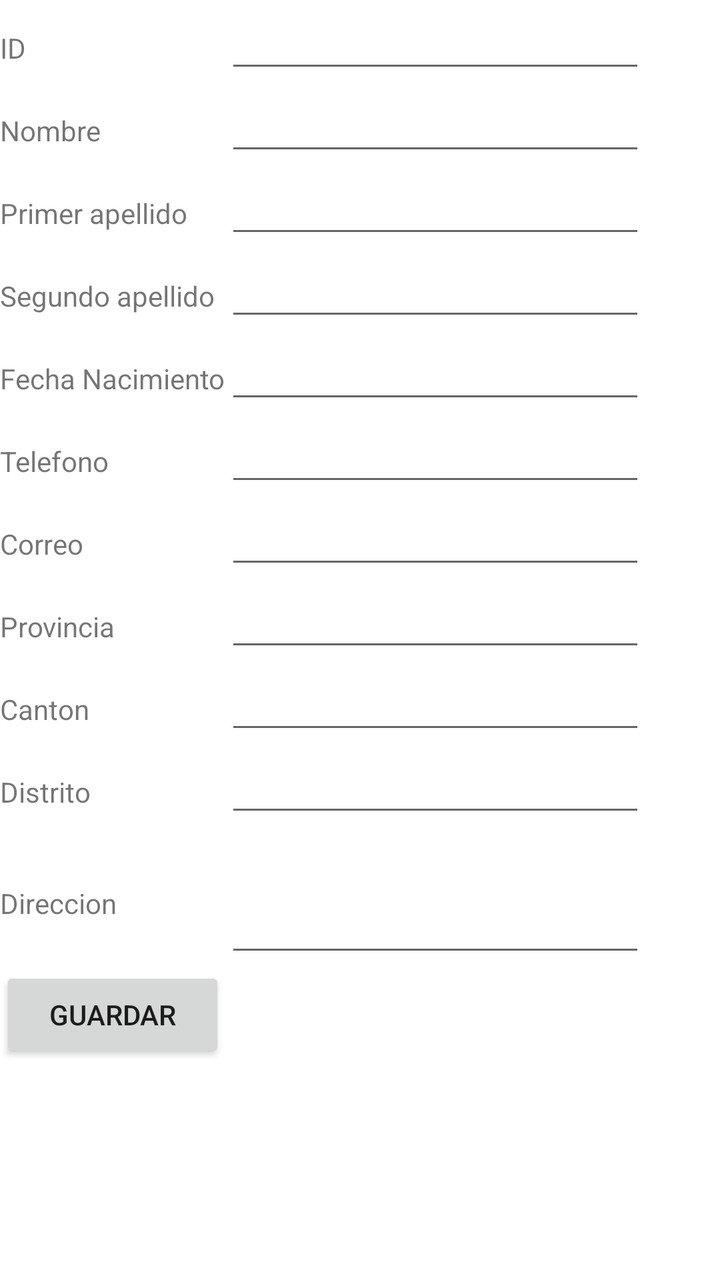
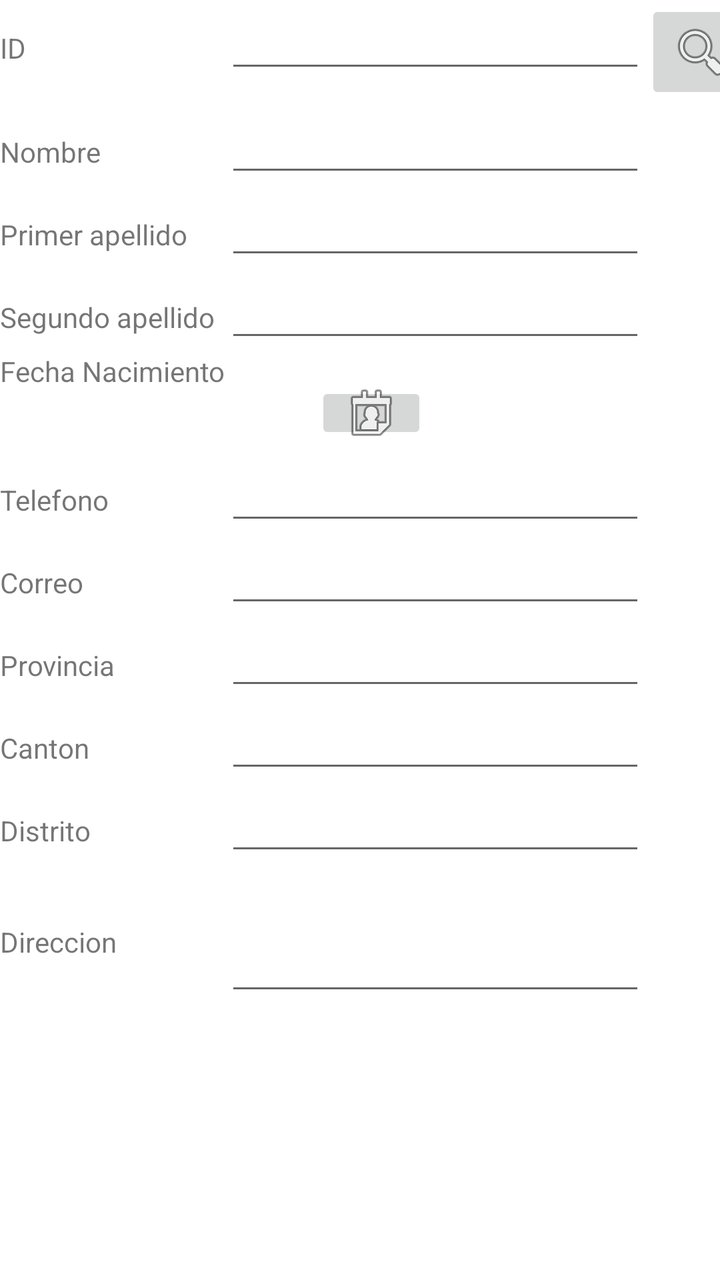

Two renders of the same Android screen: before a commit and after it. Below are the layout's source before the change and the commit's diff.
<!-- AndroidManifest.xml: application theme Theme.Census -->
<!-- res/layout/activity_person.xml -->
<?xml version="1.0" encoding="utf-8"?>
<androidx.constraintlayout.widget.ConstraintLayout xmlns:android="http://schemas.android.com/apk/res/android"
    xmlns:app="http://schemas.android.com/apk/res-auto"
    xmlns:tools="http://schemas.android.com/tools"
    android:id="@+id/main"
    android:layout_width="match_parent"
    android:layout_height="match_parent"
    tools:context=".PersonActivity">

    <TableLayout
        android:layout_width="409dp"
        android:layout_height="729dp"
        tools:layout_editor_absoluteX="1dp"
        tools:layout_editor_absoluteY="1dp">

        <TableRow
            android:layout_width="match_parent"
            android:layout_height="match_parent" >

            <TextView
                android:id="@+id/textView"
                android:layout_width="wrap_content"
                android:layout_height="wrap_content"
                android:text="@string/TextID" />

            <EditText
                android:id="@+id/TxtId_Person"
                android:layout_width="wrap_content"
                android:layout_height="wrap_content"
                android:ems="10"
                android:inputType="text" />

        </TableRow>

        <TableRow
            android:layout_width="match_parent"
            android:layout_height="match_parent" >

            <TextView
                android:id="@+id/textView2"
                android:layout_width="wrap_content"
                android:layout_height="wrap_content"
                android:text="@string/TextName" />

            <EditText
                android:id="@+id/TxtName_Person"
                android:layout_width="wrap_content"
                android:layout_height="wrap_content"
                android:ems="10"
                android:inputType="text" />

        </TableRow>

        <TableRow
            android:layout_width="match_parent"
            android:layout_height="match_parent" >

            <TextView
                android:id="@+id/textView3"
                android:layout_width="wrap_content"
                android:layout_height="wrap_content"
                android:text="@string/TextLastName" />

            <EditText
                android:id="@+id/TxtLastName_Person"
                android:layout_width="wrap_content"
                android:layout_height="wrap_content"
                android:ems="10"
                android:inputType="text" />

        </TableRow>

        <TableRow
            android:layout_width="match_parent"
            android:layout_height="match_parent" >

            <TextView
                android:id="@+id/textView4"
                android:layout_width="wrap_content"
                android:layout_height="wrap_content"
                android:text="@string/TextSLastName" />

            <EditText
                android:id="@+id/TxtSLastName_Person"
                android:layout_width="wrap_content"
                android:layout_height="wrap_content"
                android:ems="10"
                android:inputType="text" />

        </TableRow>

        <TableRow
            android:layout_width="match_parent"
            android:layout_height="match_parent">

            <TextView
                android:id="@+id/textView11"
                android:layout_width="wrap_content"
                android:layout_height="wrap_content"
                android:text="@string/TextBirthdate" />

            <EditText
                android:id="@+id/TxtBirthdate_Person"
                android:layout_width="wrap_content"
                android:layout_height="wrap_content"
                android:ems="10"
                android:inputType="text" />
        </TableRow>

        <TableRow
            android:layout_width="match_parent"
            android:layout_height="match_parent" >

            <TextView
                android:id="@+id/textView5"
                android:layout_width="wrap_content"
                android:layout_height="wrap_content"
                android:text="@string/TextPhone" />

            <EditText
                android:id="@+id/TxtPhone_Person"
                android:layout_width="wrap_content"
                android:layout_height="wrap_content"
                android:ems="10"
                android:inputType="text" />

        </TableRow>

        <TableRow
            android:layout_width="match_parent"
            android:layout_height="match_parent" >

            <TextView
                android:layout_width="wrap_content"
                android:layout_height="wrap_content"
                android:text="@string/TextEmail" />

            <EditText
                android:id="@+id/TxtEmail_Person"
                android:layout_width="wrap_content"
                android:layout_height="wrap_content"
                android:ems="10"
                android:inputType="text" />

        </TableRow>

        <TableRow
            android:layout_width="match_parent"
            android:layout_height="match_parent" >

            <TextView
                android:id="@+id/textView7"
                android:layout_width="wrap_content"
                android:layout_height="wrap_content"
                android:text="@string/TextProvince" />

            <EditText
                android:id="@+id/TxtProvince_Person"
                android:layout_width="wrap_content"
                android:layout_height="wrap_content"
                android:ems="10"
                android:inputType="text" />
        </TableRow>

        <TableRow
            android:layout_width="match_parent"
            android:layout_height="match_parent" >

            <TextView
                android:id="@+id/textView8"
                android:layout_width="wrap_content"
                android:layout_height="wrap_content"
                android:text="@string/TextState" />

            <EditText
                android:id="@+id/TxtState_Person"
                android:layout_width="wrap_content"
                android:layout_height="wrap_content"
                android:ems="10"
                android:inputType="text" />
        </TableRow>

        <TableRow
            android:layout_width="match_parent"
            android:layout_height="match_parent" >

            <TextView
                android:id="@+id/textView9"
                android:layout_width="wrap_content"
                android:layout_height="wrap_content"
                android:text="@string/TextDistrict" />

            <EditText
                android:id="@+id/TxtDistrict_Person"
                android:layout_width="wrap_content"
                android:layout_height="wrap_content"
                android:ems="10"
                android:inputType="text" />
        </TableRow>

        <TableRow
            android:layout_width="match_parent"
            android:layout_height="match_parent" >

            <TextView
                android:id="@+id/textView10"
                android:layout_width="wrap_content"
                android:layout_height="wrap_content"
                android:text="@string/TextAddress" />

            <EditText
                android:id="@+id/TxtAddress_Person"
                android:layout_width="wrap_content"
                android:layout_height="70dp"
                android:ems="10"
                android:inputType="text" />
        </TableRow>

        <TableRow
            android:layout_width="match_parent"
            android:layout_height="match_parent" >

            <Button
                android:id="@+id/btnSave_person"
                android:layout_width="wrap_content"
                android:layout_height="wrap_content"
                android:text="Guardar" />
        </TableRow>
    </TableLayout>
</androidx.constraintlayout.widget.ConstraintLayout>
<!-- resources referenced by this layout -->
<resources>
  <string name="TextAddress">Direccion</string>
  <string name="TextBirthdate">Fecha Nacimiento</string>
  <string name="TextDistrict">Distrito</string>
  <string name="TextEmail">Correo</string>
  <string name="TextID">ID</string>
  <string name="TextLastName">Primer apellido</string>
  <string name="TextName">Nombre</string>
  <string name="TextPhone">Telefono</string>
  <string name="TextProvince">Provincia</string>
  <string name="TextSLastName">Segundo apellido</string>
  <string name="TextState">Canton</string>
  <style name="Theme.Census" parent="Base.Theme.Census" />
  <style name="Base.Theme.Census" parent="Theme.MaterialComponents.DayNight.DarkActionBar">
          
          
      </style>
</resources>

<!-- the commit's change to res/layout/activity_person.xml (unified diff, before → after) -->
@@ -30,6 +30,12 @@
                 android:ems="10"
                 android:inputType="text" />
 
+            <ImageButton
+                android:id="@+id/btnSearchId_person"
+                android:layout_width="wrap_content"
+                android:layout_height="wrap_content"
+                app:srcCompat="@android:drawable/ic_menu_search" />
+
         </TableRow>
 
         <TableRow
@@ -99,12 +105,24 @@
                 android:layout_height="wrap_content"
                 android:text="@string/TextBirthdate" />
 
-            <EditText
-                android:id="@+id/TxtBirthdate_Person"
-                android:layout_width="wrap_content"
-                android:layout_height="wrap_content"
-                android:ems="10"
-                android:inputType="text" />
+            <TableRow
+                android:layout_width="match_parent"
+                android:layout_height="50dp">
+
+                <TextView
+                    android:id="@+id/lbBirthday_person"
+                    android:layout_width="wrap_content"
+                    android:layout_height="wrap_content"
+                    android:layout_margin="15dp" />
+
+                <ImageButton
+                    android:id="@+id/btnSelectDate_person"
+                    android:layout_width="wrap_content"
+                    android:layout_height="31dp"
+                    android:layout_margin="15dp"
+                    app:srcCompat="@android:drawable/ic_menu_my_calendar" />
+            </TableRow>
+
         </TableRow>
 
         <TableRow
@@ -216,15 +234,5 @@
                 android:inputType="text" />
         </TableRow>
 
-        <TableRow
-            android:layout_width="match_parent"
-            android:layout_height="match_parent" >
-
-            <Button
-                android:id="@+id/btnSave_person"
-                android:layout_width="wrap_content"
-                android:layout_height="wrap_content"
-                android:text="Guardar" />
-        </TableRow>
     </TableLayout>
 </androidx.constraintlayout.widget.ConstraintLayout>
